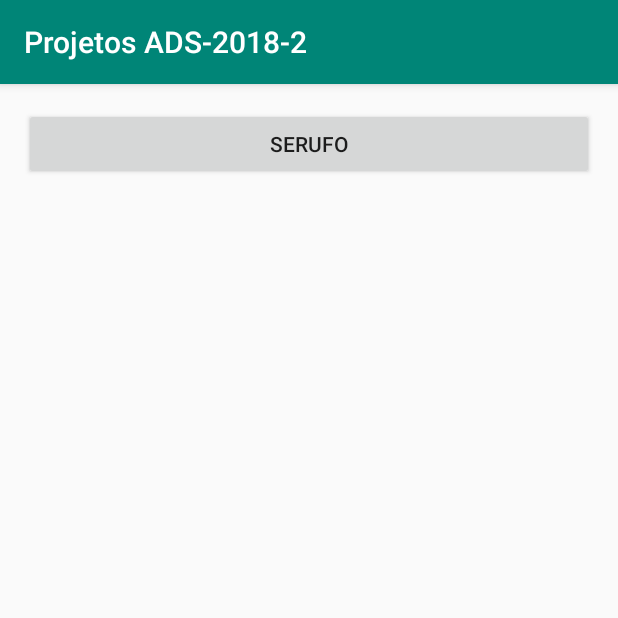
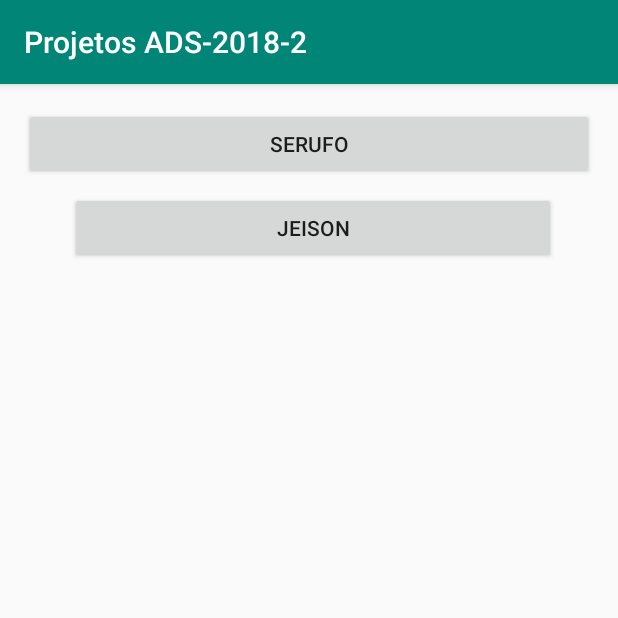
Before and after one commit to serufo/ADS20182, an Android app: the screen it shows after launch (MainActivity), on a phone screen of 412 x 824 dp, the top half of it. Run offline under Robolectric (Android 15) with nearby library versions, the phone set to English and light mode, and no system bars.

Commit message:
Git Jeison

```diff
--- a/app/src/main/java/com/example/ads_2018_2/MainActivity.java
+++ b/app/src/main/java/com/example/ads_2018_2/MainActivity.java
@@ -15,9 +15,17 @@ public class MainActivity extends AppCompatActivity {
         setContentView(R.layout.activity_main);
 
 
-        //[SERUFO] Codigo para mudar para pagina do SERUFO
+
 
         Button btnSerufo = findViewById(R.id.btnSerufo);
+        Button btnJeison = findViewById(R.id.jeison);
+        btnJeison.setOnClickListener(new View.OnClickListener() {
+            @Override
+            public void onClick(View a) {
+                Intent intent = new Intent(MainActivity.this, ActivityJeison.class);
+                startActivity(intent);
+            }
+        });
         btnSerufo.setOnClickListener(new View.OnClickListener() {
             @Override
             public void onClick(View v) {
@@ -26,7 +34,8 @@ public class MainActivity extends AppCompatActivity {
             }
         });
 
-        //[SERUFO] Fim do código do SERUFO
+
+
 
 
     }
--- a/app/src/main/res/layout/activity_main.xml
+++ b/app/src/main/res/layout/activity_main.xml
@@ -20,5 +20,20 @@
         app:layout_constraintStart_toStartOf="parent"
         app:layout_constraintTop_toTopOf="parent" />
 
+    <Button
+        android:id="@+id/jeison"
+        android:layout_width="324dp"
+        android:layout_height="48dp"
+        android:layout_marginEnd="8dp"
+        android:layout_marginLeft="8dp"
+        android:layout_marginRight="8dp"
+        android:layout_marginStart="8dp"
+        android:layout_marginTop="8dp"
+        android:text="Jeison"
+        app:layout_constraintEnd_toEndOf="parent"
+        app:layout_constraintHorizontal_bias="0.538"
+        app:layout_constraintStart_toStartOf="parent"
+        app:layout_constraintTop_toBottomOf="@+id/btnSerufo" />
+
 
 </android.support.constraint.ConstraintLayout>
```
Also changed, not shown: app/src/main/java/com/example/ads_2018_2/ActivityJeison.java (added, +28 -0 lines), app/src/main/res/layout/activityjeison.xml (added, +20 -0 lines).
